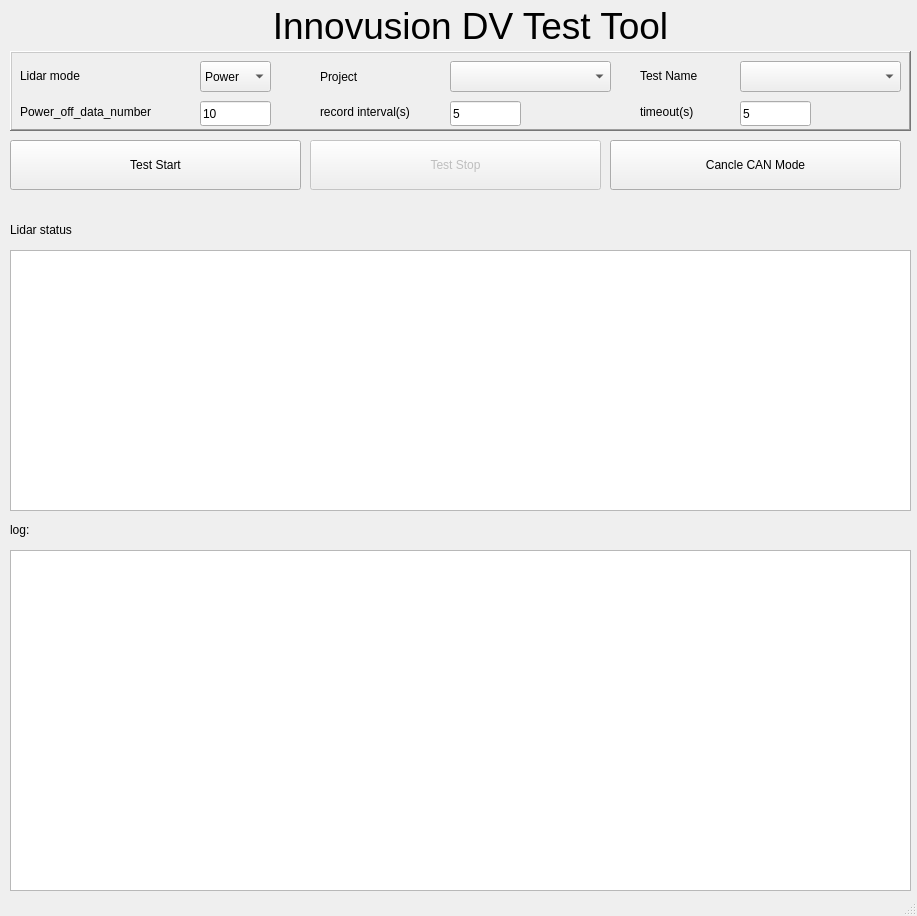
First picture: the form in UI/userpage.ui, repository katewutao/innovusion_dv, before the edit.
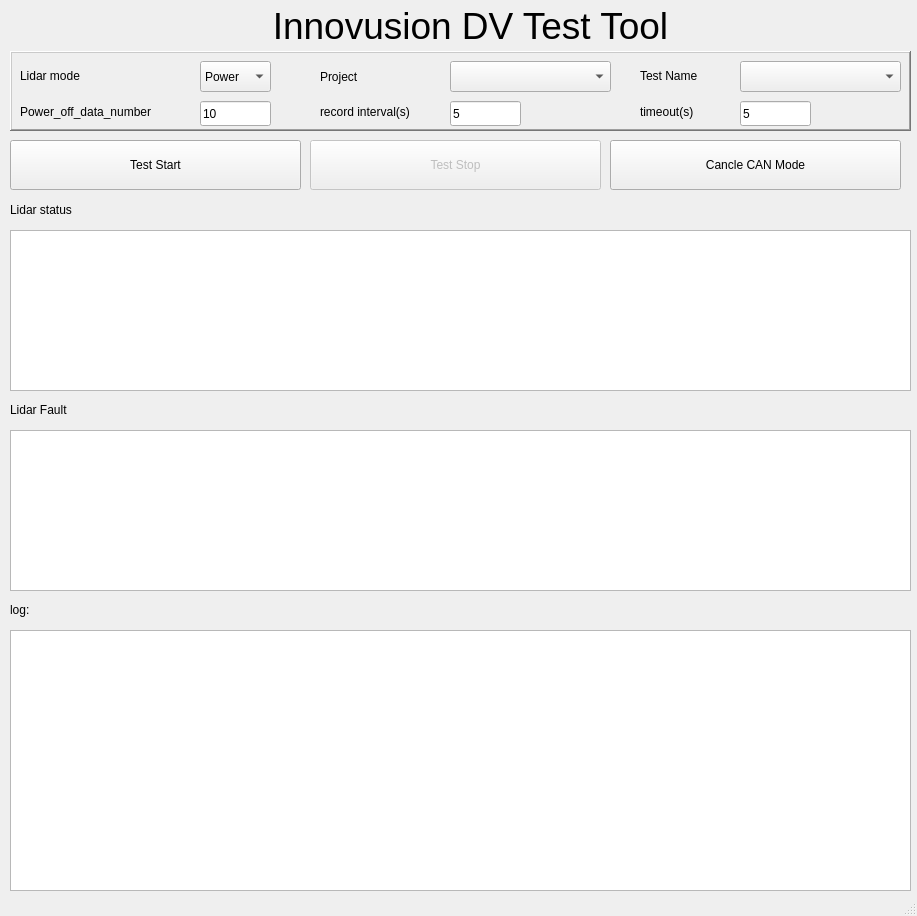
Second picture: the form after the edit.

Commit message: add fault monitor in UI

The edit to the form file:
```diff
--- a/UI/userpage.ui
+++ b/UI/userpage.ui
@@ -30,9 +30,9 @@
     <property name="geometry">
      <rect>
       <x>10</x>
-      <y>550</y>
+      <y>630</y>
       <width>901</width>
-      <height>341</height>
+      <height>261</height>
      </rect>
     </property>
    </widget>
@@ -66,7 +66,7 @@
     <property name="geometry">
      <rect>
       <x>10</x>
-      <y>520</y>
+      <y>600</y>
       <width>60</width>
       <height>20</height>
      </rect>
@@ -103,9 +103,9 @@
     <property name="geometry">
      <rect>
       <x>10</x>
-      <y>250</y>
+      <y>230</y>
       <width>901</width>
-      <height>261</height>
+      <height>161</height>
      </rect>
     </property>
     <property name="editTriggers">
@@ -116,7 +116,7 @@
     <property name="geometry">
      <rect>
       <x>10</x>
-      <y>220</y>
+      <y>200</y>
       <width>80</width>
       <height>20</height>
      </rect>
@@ -314,6 +314,35 @@
      <string>Test Stop</string>
     </property>
    </widget>
+   <widget class="QTableWidget" name="tbw_fault">
+    <property name="enabled">
+     <bool>true</bool>
+    </property>
+    <property name="geometry">
+     <rect>
+      <x>10</x>
+      <y>430</y>
+      <width>901</width>
+      <height>161</height>
+     </rect>
+    </property>
+    <property name="editTriggers">
+     <set>QAbstractItemView::NoEditTriggers</set>
+    </property>
+   </widget>
+   <widget class="QLabel" name="label_11">
+    <property name="geometry">
+     <rect>
+      <x>10</x>
+      <y>400</y>
+      <width>80</width>
+      <height>20</height>
+     </rect>
+    </property>
+    <property name="text">
+     <string>Lidar Fault</string>
+    </property>
+   </widget>
    <zorder>frame</zorder>
    <zorder>txt_log</zorder>
    <zorder>label_4</zorder>
```
Left out of the diff: 2 changed lines with no effect on the pictures. The commit also changes 5 other files.
